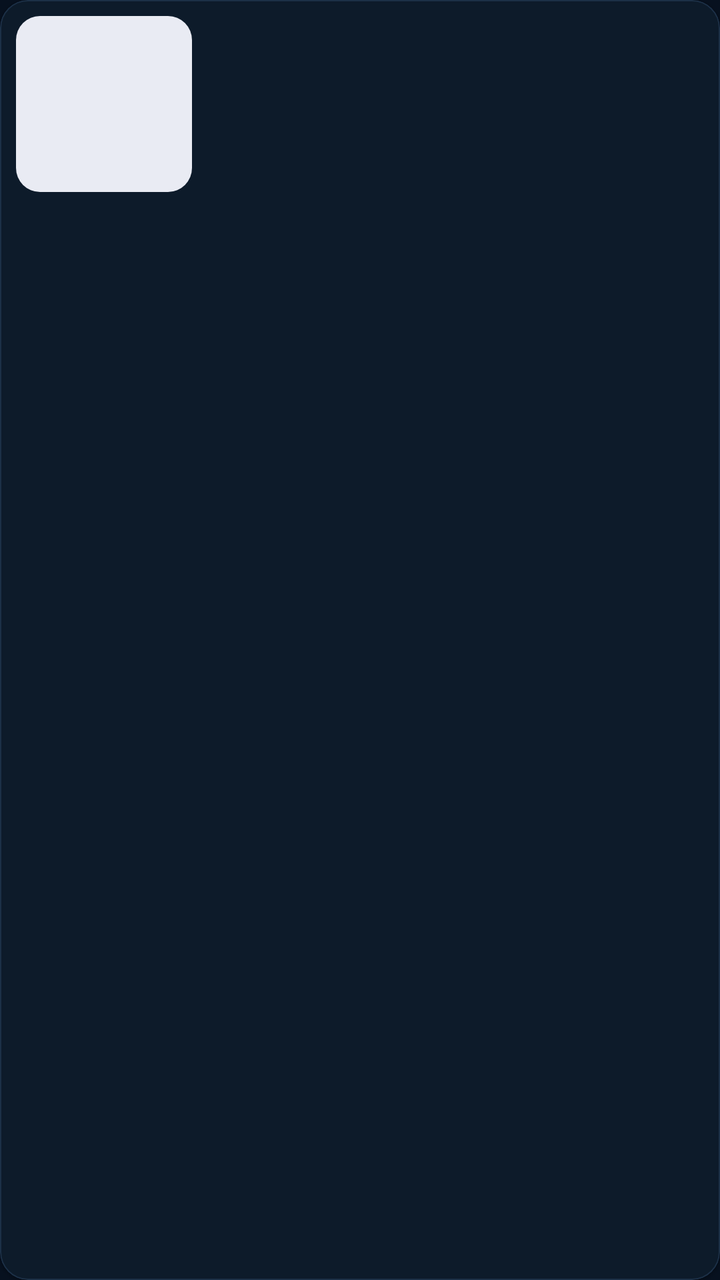
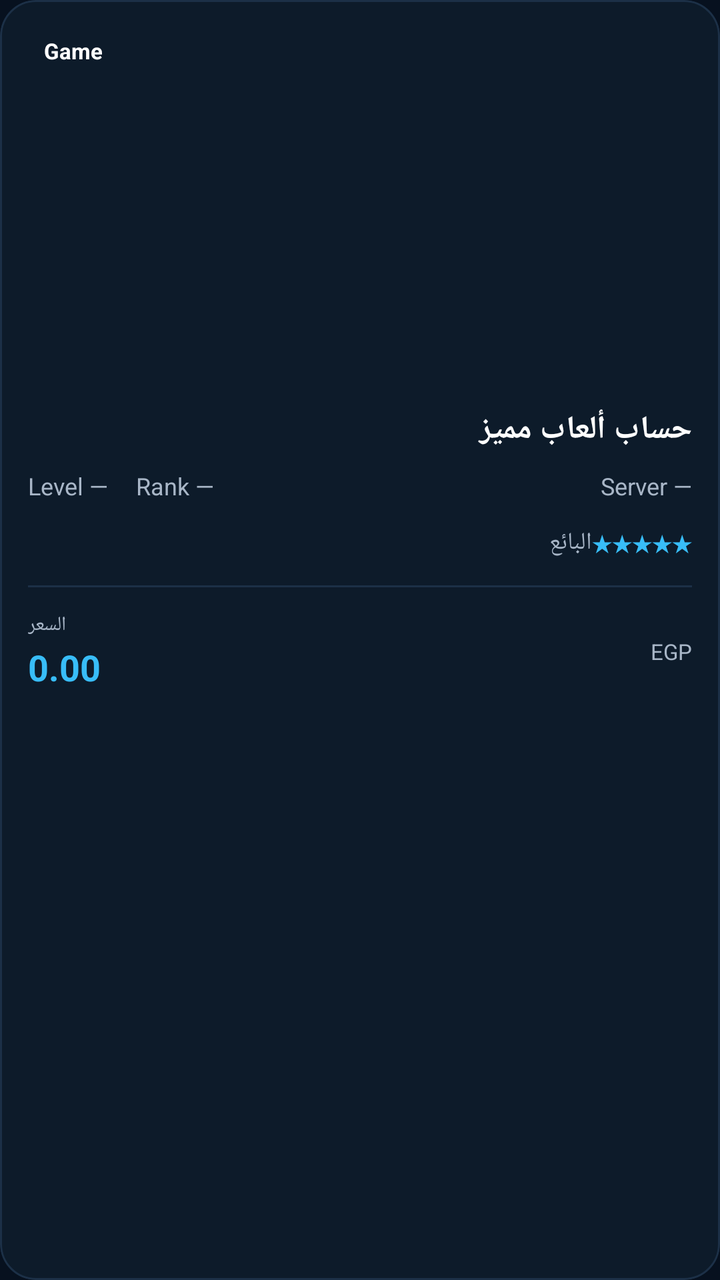

The first picture is an Android layout as it rendered before a commit; the second is the same layout after the commit. The layout source and the unified diff follow.
<!-- AndroidManifest.xml: application theme Theme.Gameora -->
<!-- res/layout/item_product.xml -->
<?xml version="1.0" encoding="utf-8"?>
<com.google.android.material.card.MaterialCardView xmlns:android="http://schemas.android.com/apk/res/android"
    xmlns:app="http://schemas.android.com/apk/res-auto"
    android:layout_width="match_parent"
    android:layout_height="wrap_content"
    android:layout_marginBottom="@dimen/spacing_s"
    app:cardCornerRadius="@dimen/card_radius"
    app:cardElevation="1dp"
    app:strokeColor="@color/divider_color"
    app:strokeWidth="0.5dp">

    <LinearLayout
        android:layout_width="match_parent"
        android:layout_height="wrap_content"
        android:orientation="horizontal"
        android:padding="@dimen/spacing_s">

        <ImageView
            android:id="@+id/product_image"
            android:layout_width="@dimen/thumb_size"
            android:layout_height="@dimen/thumb_size"
            android:background="@drawable/bg_placeholder"
            android:contentDescription="@null"
            android:scaleType="centerCrop" />

        <LinearLayout
            android:layout_width="0dp"
            android:layout_height="wrap_content"
            android:layout_weight="1"
            android:orientation="vertical"
            android:layout_marginStart="@dimen/spacing_s">

            <TextView
                android:id="@+id/product_title"
                android:layout_width="match_parent"
                android:layout_height="wrap_content"
                android:textColor="@color/text_primary"
                android:textStyle="bold"
                android:textSize="15sp"
                android:maxLines="2"
                android:ellipsize="end" />

            <TextView
                android:id="@+id/product_price"
                android:layout_width="wrap_content"
                android:layout_height="wrap_content"
                android:layout_marginTop="2dp"
                android:textAppearance="@style/TextAppearance.Gameora.Price" />

            <TextView
                android:id="@+id/product_meta"
                android:layout_width="wrap_content"
                android:layout_height="wrap_content"
                android:layout_marginTop="2dp"
                android:textColor="@color/text_secondary"
                android:textSize="12sp"
                android:maxLines="1"
                android:ellipsize="end" />

            <TextView
                android:id="@+id/product_seller"
                android:layout_width="wrap_content"
                android:layout_height="wrap_content"
                android:layout_marginTop="2dp"
                android:textColor="@color/text_secondary"
                android:textSize="12sp"
                android:maxLines="1"
                android:ellipsize="end" />
        </LinearLayout>
    </LinearLayout>
</com.google.android.material.card.MaterialCardView>
<!-- resources referenced by this layout -->
<resources>
  <color name="divider_color">#1C3047</color>
  <color name="text_primary">#FFFFFF</color>
  <color name="text_secondary">#A8B6C7</color>
  <dimen name="card_radius">14dp</dimen>
  <dimen name="spacing_s">8dp</dimen>
  <dimen name="thumb_size">88dp</dimen>
  <!-- drawable bg_placeholder (drawable) -->
  <?xml version="1.0" encoding="utf-8"?>
  <shape xmlns:android="http://schemas.android.com/apk/res/android"
      android:shape="rectangle">
      <solid android:color="#FFE9EBF3" />
      <corners android:radius="12dp" />
  </shape>
  <style name="TextAppearance.Gameora.Price" parent="TextAppearance.MaterialComponents.Subtitle1">
          <item name="android:textColor">@color/brand_primary</item>
          <item name="android:textStyle">bold</item>
      </style>
  <style name="Theme.Gameora" parent="Theme.MaterialComponents.DayNight.NoActionBar">
          <item name="colorPrimary">@color/brand_primary</item>
          <item name="colorPrimaryVariant">@color/brand_primary_dark</item>
          <item name="colorOnPrimary">@color/text_inverse</item>
          <item name="colorSecondary">@color/brand_secondary</item>
          <item name="colorOnSecondary">@color/text_inverse</item>
          <item name="colorAccent">@color/brand_accent</item>
          <item name="android:colorBackground">@color/bg_screen</item>
          <item name="android:windowBackground">@color/bg_screen</item>
          <item name="colorSurface">@color/bg_surface</item>
          <item name="colorOnSurface">@color/text_primary</item>
          <item name="colorError">@color/error_color</item>
  
          <item name="materialAlertDialogTheme">@style/Theme.Gameora.Dialog</item>
      </style>
  <color name="brand_primary">#38BDF8</color>
  <color name="brand_primary_dark">#0284C7</color>
  <color name="text_inverse">#07111F</color>
  <color name="brand_secondary">#60D5FF</color>
  <color name="brand_accent">#7DDFFF</color>
  <color name="bg_screen">#07111F</color>
  <color name="bg_surface">#0D1B2A</color>
  <color name="error_color">#FF5364</color>
  <style name="Theme.Gameora.Dialog" parent="ThemeOverlay.MaterialComponents.MaterialAlertDialog">
          <item name="colorPrimary">@color/brand_primary</item>
      </style>
</resources>

<!-- the commit's change to res/layout/item_product.xml (unified diff, before → after) -->
@@ -1,71 +1,206 @@
 <?xml version="1.0" encoding="utf-8"?>
-<com.google.android.material.card.MaterialCardView xmlns:android="http://schemas.android.com/apk/res/android"
+<com.google.android.material.card.MaterialCardView
+    xmlns:android="http://schemas.android.com/apk/res/android"
     xmlns:app="http://schemas.android.com/apk/res-auto"
+    android:id="@+id/product_card"
     android:layout_width="match_parent"
     android:layout_height="wrap_content"
-    android:layout_marginBottom="@dimen/spacing_s"
-    app:cardCornerRadius="@dimen/card_radius"
-    app:cardElevation="1dp"
+    android:layout_marginBottom="12dp"
+    app:cardBackgroundColor="@color/bg_surface"
+    app:cardCornerRadius="18dp"
+    app:cardElevation="0dp"
     app:strokeColor="@color/divider_color"
-    app:strokeWidth="0.5dp">
+    app:strokeWidth="1dp">
 
     <LinearLayout
         android:layout_width="match_parent"
         android:layout_height="wrap_content"
-        android:orientation="horizontal"
-        android:padding="@dimen/spacing_s">
-
-        <ImageView
-            android:id="@+id/product_image"
-            android:layout_width="@dimen/thumb_size"
-            android:layout_height="@dimen/thumb_size"
-            android:background="@drawable/bg_placeholder"
-            android:contentDescription="@null"
-            android:scaleType="centerCrop" />
+        android:orientation="vertical">
+
+        
+        <FrameLayout
+            android:layout_width="match_parent"
+            android:layout_height="190dp">
+
+            <ImageView
+                android:id="@+id/product_image"
+                android:layout_width="match_parent"
+                android:layout_height="match_parent"
+                android:contentDescription="@null"
+                android:scaleType="centerCrop" />
+
+            
+            <TextView
+                android:id="@+id/product_game"
+                android:layout_width="wrap_content"
+                android:layout_height="wrap_content"
+                android:layout_margin="12dp"
+                android:background="@drawable/bg_product_badge"
+                android:paddingStart="10dp"
+                android:paddingTop="6dp"
+                android:paddingEnd="10dp"
+                android:paddingBottom="6dp"
+                android:text="Game"
+                android:textColor="@color/text_primary"
+                android:textSize="11sp"
+                android:textStyle="bold" />
+
+            
+            <TextView
+                android:id="@+id/product_verified"
+                android:layout_width="wrap_content"
+                android:layout_height="wrap_content"
+                android:layout_gravity="end"
+                android:layout_margin="12dp"
+                android:background="@drawable/bg_product_badge"
+                android:paddingStart="9dp"
+                android:paddingTop="6dp"
+                android:paddingEnd="9dp"
+                android:paddingBottom="6dp"
+                android:text="موثوق"
+                android:textColor="@color/brand_primary"
+                android:textSize="10sp"
+                android:textStyle="bold"
+                android:visibility="gone" />
+
+        </FrameLayout>
 
         <LinearLayout
-            android:layout_width="0dp"
+            android:layout_width="match_parent"
             android:layout_height="wrap_content"
-            android:layout_weight="1"
             android:orientation="vertical"
-            android:layout_marginStart="@dimen/spacing_s">
-
+            android:padding="14dp">
+
+            
             <TextView
                 android:id="@+id/product_title"
                 android:layout_width="match_parent"
                 android:layout_height="wrap_content"
+                android:maxLines="2"
+                android:ellipsize="end"
+                android:text="حساب ألعاب مميز"
                 android:textColor="@color/text_primary"
-                android:textStyle="bold"
-                android:textSize="15sp"
-                android:maxLines="2"
-                android:ellipsize="end" />
-
-            <TextView
-                android:id="@+id/product_price"
-                android:layout_width="wrap_content"
-                android:layout_height="wrap_content"
-                android:layout_marginTop="2dp"
-                android:textAppearance="@style/TextAppearance.Gameora.Price" />
-
-            <TextView
-                android:id="@+id/product_meta"
-                android:layout_width="wrap_content"
-                android:layout_height="wrap_content"
-                android:layout_marginTop="2dp"
-                android:textColor="@color/text_secondary"
-                android:textSize="12sp"
-                android:maxLines="1"
-                android:ellipsize="end" />
-
-            <TextView
-                android:id="@+id/product_seller"
-                android:layout_width="wrap_content"
-                android:layout_height="wrap_content"
-                android:layout_marginTop="2dp"
-                android:textColor="@color/text_secondary"
-                android:textSize="12sp"
-                android:maxLines="1"
-                android:ellipsize="end" />
+                android:textSize="16sp"
+                android:textStyle="bold" />
+
+            
+            <LinearLayout
+                android:layout_width="match_parent"
+                android:layout_height="wrap_content"
+                android:layout_marginTop="9dp"
+                android:orientation="horizontal">
+
+                <TextView
+                    android:id="@+id/product_level"
+                    android:layout_width="wrap_content"
+                    android:layout_height="wrap_content"
+                    android:text="Level —"
+                    android:textColor="@color/text_secondary"
+                    android:textSize="12sp" />
+
+                <TextView
+                    android:id="@+id/product_rank"
+                    android:layout_width="wrap_content"
+                    android:layout_height="wrap_content"
+                    android:layout_marginStart="14dp"
+                    android:text="Rank —"
+                    android:textColor="@color/text_secondary"
+                    android:textSize="12sp" />
+
+                <TextView
+                    android:id="@+id/product_server"
+                    android:layout_width="0dp"
+                    android:layout_height="wrap_content"
+                    android:layout_weight="1"
+                    android:gravity="end"
+                    android:text="Server —"
+                    android:textColor="@color/text_secondary"
+                    android:textSize="12sp" />
+
+            </LinearLayout>
+
+            
+            <LinearLayout
+                android:layout_width="match_parent"
+                android:layout_height="wrap_content"
+                android:layout_marginTop="12dp"
+                android:gravity="center_vertical"
+                android:orientation="horizontal">
+
+                <TextView
+                    android:id="@+id/product_seller"
+                    android:layout_width="0dp"
+                    android:layout_height="wrap_content"
+                    android:layout_weight="1"
+                    android:maxLines="1"
+                    android:ellipsize="end"
+                    android:text="البائع"
+                    android:textColor="@color/text_secondary"
+                    android:textSize="12sp" />
+
+                <TextView
+                    android:id="@+id/product_rating"
+                    android:layout_width="wrap_content"
+                    android:layout_height="wrap_content"
+                    android:text="★★★★★"
+                    android:textColor="@color/brand_primary"
+                    android:textSize="11sp"
+                    android:textStyle="bold" />
+
+            </LinearLayout>
+
+            
+            <View
+                android:layout_width="match_parent"
+                android:layout_height="1dp"
+                android:layout_marginTop="13dp"
+                android:background="@color/divider_color" />
+
+            
+            <LinearLayout
+                android:layout_width="match_parent"
+                android:layout_height="wrap_content"
+                android:layout_marginTop="12dp"
+                android:gravity="center_vertical"
+                android:orientation="horizontal">
+
+                <LinearLayout
+                    android:layout_width="0dp"
+                    android:layout_height="wrap_content"
+                    android:layout_weight="1"
+                    android:orientation="vertical">
+
+                    <TextView
+                        android:layout_width="wrap_content"
+                        android:layout_height="wrap_content"
+                        android:text="السعر"
+                        android:textColor="@color/text_secondary"
+                        android:textSize="10sp" />
+
+                    <TextView
+                        android:id="@+id/product_price"
+                        android:layout_width="wrap_content"
+                        android:layout_height="wrap_content"
+                        android:layout_marginTop="2dp"
+                        android:text="0.00"
+                        android:textColor="@color/brand_primary"
+                        android:textSize="18sp"
+                        android:textStyle="bold" />
+
+                </LinearLayout>
+
+                <TextView
+                    android:id="@+id/product_currency"
+                    android:layout_width="wrap_content"
+                    android:layout_height="wrap_content"
+                    android:text="EGP"
+                    android:textColor="@color/text_secondary"
+                    android:textSize="11sp" />
+
+            </LinearLayout>
+
         </LinearLayout>
+
     </LinearLayout>
+
 </com.google.android.material.card.MaterialCardView>
<!-- resource entries referenced after the edit -->
@@ -1,22 +1,10 @@
 <!-- resources referenced by this layout -->
 <resources>
+  <color name="bg_surface">#0D1B2A</color>
+  <color name="brand_primary">#38BDF8</color>
   <color name="divider_color">#1C3047</color>
   <color name="text_primary">#FFFFFF</color>
   <color name="text_secondary">#A8B6C7</color>
-  <dimen name="card_radius">14dp</dimen>
-  <dimen name="spacing_s">8dp</dimen>
-  <dimen name="thumb_size">88dp</dimen>
-  <!-- drawable bg_placeholder (drawable) -->
-  <?xml version="1.0" encoding="utf-8"?>
-  <shape xmlns:android="http://schemas.android.com/apk/res/android"
-      android:shape="rectangle">
-      <solid android:color="#FFE9EBF3" />
-      <corners android:radius="12dp" />
-  </shape>
-  <style name="TextAppearance.Gameora.Price" parent="TextAppearance.MaterialComponents.Subtitle1">
-          <item name="android:textColor">@color/brand_primary</item>
-          <item name="android:textStyle">bold</item>
-      </style>
   <style name="Theme.Gameora" parent="Theme.MaterialComponents.DayNight.NoActionBar">
           <item name="colorPrimary">@color/brand_primary</item>
           <item name="colorPrimaryVariant">@color/brand_primary_dark</item>
@@ -32,13 +20,11 @@
   
           <item name="materialAlertDialogTheme">@style/Theme.Gameora.Dialog</item>
       </style>
-  <color name="brand_primary">#38BDF8</color>
   <color name="brand_primary_dark">#0284C7</color>
   <color name="text_inverse">#07111F</color>
   <color name="brand_secondary">#60D5FF</color>
   <color name="brand_accent">#7DDFFF</color>
   <color name="bg_screen">#07111F</color>
-  <color name="bg_surface">#0D1B2A</color>
   <color name="error_color">#FF5364</color>
   <style name="Theme.Gameora.Dialog" parent="ThemeOverlay.MaterialComponents.MaterialAlertDialog">
           <item name="colorPrimary">@color/brand_primary</item>
